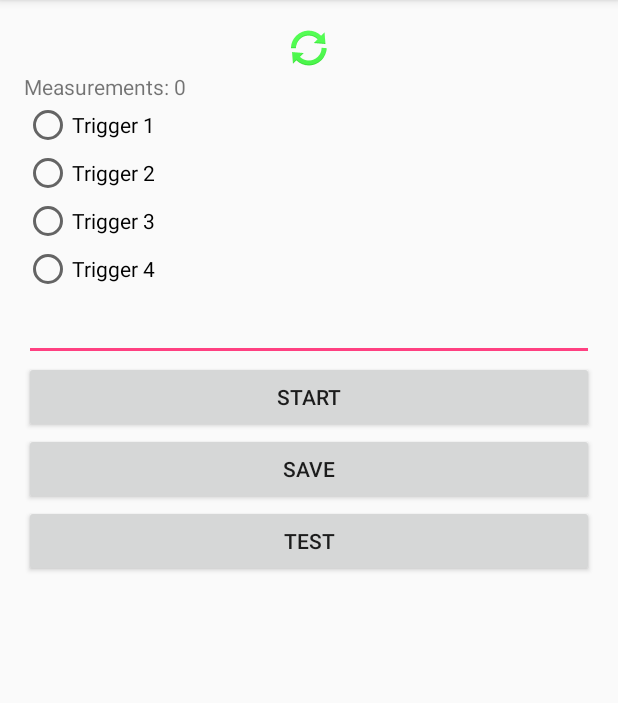
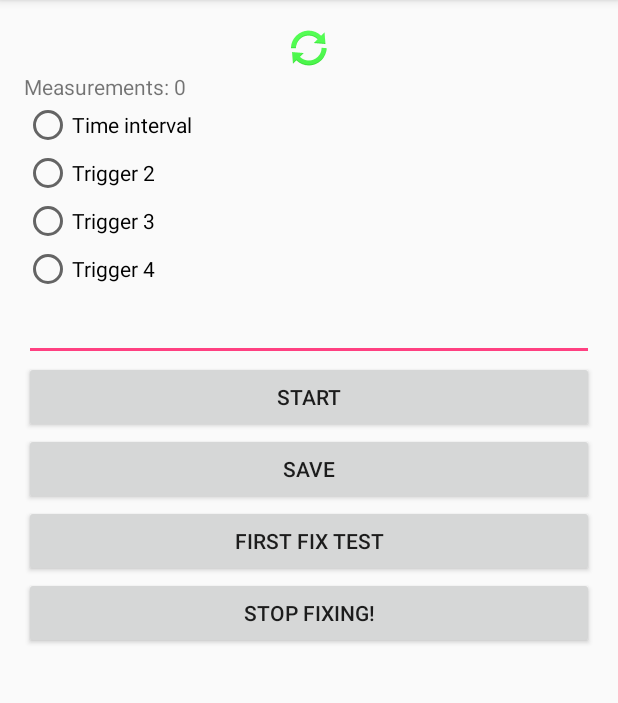
Before and after one commit to Winnak/AU-CS-PP-GNSS, an Android app: the screen it shows after launch (MainActivity), after a tap on "SAVE", on a phone screen of 412 x 824 dp, the part 84-787 px from its top. Run offline under Robolectric (Android 15) with nearby library versions, the phone set to English and light mode, and no system bars; 2 other taps on this screen came first.

Commit message:
added stop button, testing time interval

```diff
--- a/app/src/main/java/dk/au/cs/pervasivepositioninggps/MainActivity.java
+++ b/app/src/main/java/dk/au/cs/pervasivepositioninggps/MainActivity.java
@@ -23,14 +23,28 @@ public class MainActivity extends AppCompatActivity {
     RadioGroup m_RadioGroup;
     EditText m_ValueField;
     Button m_StartButton;
+    Button m_FirstFixButton;
     ImageView m_StatusIcon;
     TextView m_MesaurementCountLabel;
 
     public void onStartBtnClicked(View view)
     {
+        int value = 0;
+        try
+        {
+            value = Integer.parseInt(m_ValueField.getText().toString());
+        }
+        catch (Exception ex)
+        {
+            Log.e("Parsing", m_ValueField.getText().toString() + ": " + ex.toString(), ex);
+            Toast.makeText(getApplicationContext(), "Please enter a valid value", Toast.LENGTH_SHORT).show();
+            return;
+        }
+
         switch (m_RadioGroup.getCheckedRadioButtonId())
         {
-            case R.id.trigger1:
+            case R.id.triggerTime:
+                m_Monitor.getTimeFix(value);
                 break;
             case R.id.trigger2:
                 break;
@@ -42,25 +56,37 @@ public class MainActivity extends AppCompatActivity {
                 Toast.makeText(getApplicationContext(), "Error: No trigger type was selected", Toast.LENGTH_SHORT).show();
                 return;
         }
-        m_Started = true;
-        setEnableRadioButtons(false);
-        m_StartButton.setEnabled(false);
+
+        setWidgetEnables(false);
     }
 
     public void onSaveBtnClicked(View view)
     {
-        m_Started = false;
         Toast.makeText(getApplicationContext(), "File saved", Toast.LENGTH_SHORT).show();
-        m_StartButton.setEnabled(true);
-        setEnableRadioButtons(true);
-        m_RadioGroup.clearCheck();
+        setWidgetEnables(true);
 
         m_MesaurementCountLabel.setText("Measurements: " + m_Monitor.measurements.size());
     }
 
     public void onTestClicked(View view)
     {
-        m_Monitor.getFix();
+        m_Monitor.getSingleFix();
+        setWidgetEnables(false);
+    }
+
+    public void onStopBtnClicked(View view)
+    {
+        m_Monitor.stop();
+        setWidgetEnables(true);
+    }
+
+    private void setWidgetEnables(boolean enabled) {
+        m_Started = !enabled;
+        m_StartButton.setEnabled(enabled);
+        setEnableRadioButtons(enabled);
+        m_ValueField.setEnabled(enabled);
+        m_FirstFixButton.setEnabled(enabled);
+        m_RadioGroup.clearCheck();
     }
 
     private void setEnableRadioButtons(boolean enable)
@@ -85,6 +111,7 @@ public class MainActivity extends AppCompatActivity {
         m_RadioGroup = (RadioGroup)findViewById(R.id.radioGroup);
         m_ValueField = (EditText) findViewById(R.id.inputField);
         m_StartButton = (Button) findViewById(R.id.buttonStart);
+        m_FirstFixButton = (Button) findViewById(R.id.buttonTest);
         m_StatusIcon = (ImageView) findViewById(R.id.statusIcon);
         m_MesaurementCountLabel = (TextView)findViewById(R.id.labelMeasurementCount);
 
--- a/app/src/main/res/layout/activity_main.xml
+++ b/app/src/main/res/layout/activity_main.xml
@@ -36,10 +36,10 @@
             android:id="@+id/radioGroup">
 
             <RadioButton
-                android:text="Trigger 1"
+                android:text="Time interval"
                 android:layout_width="match_parent"
                 android:layout_height="wrap_content"
-                android:id="@+id/trigger1"
+                android:id="@+id/triggerTime"
                 android:layout_weight="1" />
 
             <RadioButton
@@ -86,11 +86,18 @@
             android:onClick="onSaveBtnClicked" />
 
         <Button
-            android:text="Test"
+            android:text="First Fix Test"
             android:layout_width="match_parent"
             android:layout_height="wrap_content"
             android:id="@+id/buttonTest"
             android:onClick="onTestClicked" />
+
+        <Button
+            android:text="Stop Fixing!"
+            android:layout_width="match_parent"
+            android:layout_height="wrap_content"
+            android:id="@+id/buttonStop"
+            android:onClick="onStopBtnClicked" />
     </LinearLayout>
 
 </RelativeLayout>
```
Also changed, not shown: app/src/main/java/dk/au/cs/pervasivepositioninggps/NmeaMonitor.java (+37 -11 lines).
